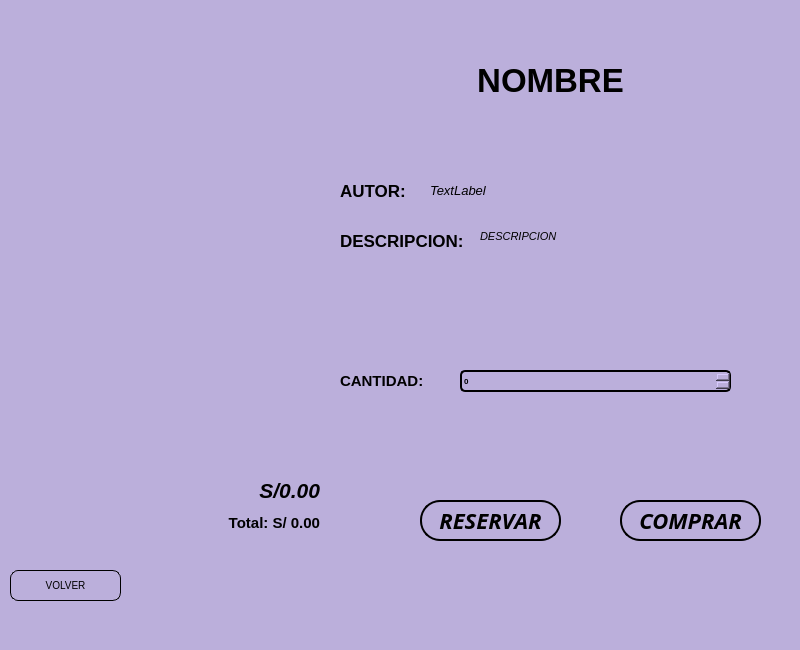
This is BIBLIOTECA_PROY/assets/menu_com-res.ui in mixano611/PROYECTO_PRG_POO_PY as Qt 5 draws it before an edit. The edited form follows.
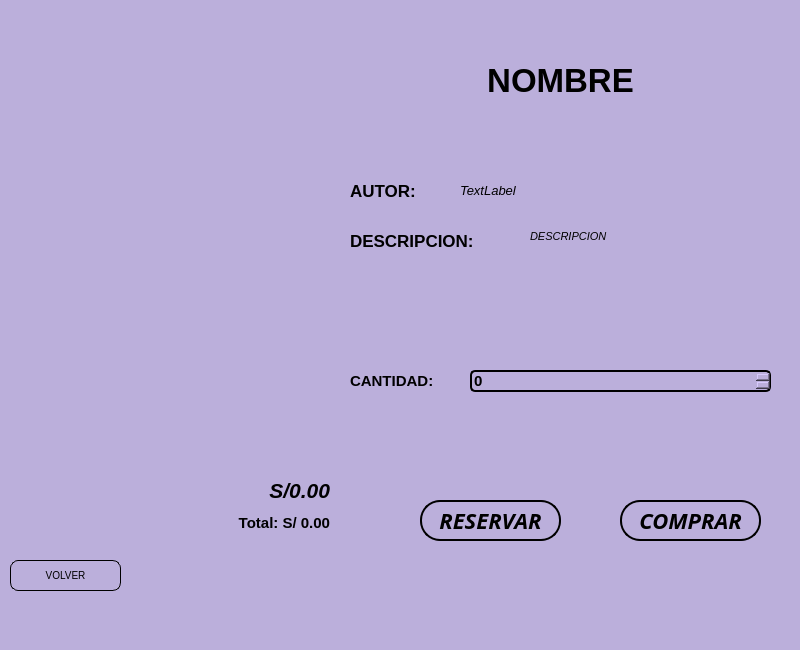
This is the edited form.

The edit to the form file:
```diff
--- a/BIBLIOTECA_PROY/assets/menu_com-res.ui
+++ b/BIBLIOTECA_PROY/assets/menu_com-res.ui
@@ -20,9 +20,9 @@
    <widget class="QLabel" name="LblFoto">
     <property name="geometry">
      <rect>
-      <x>0</x>
+      <x>30</x>
       <y>0</y>
-      <width>321</width>
+      <width>301</width>
       <height>461</height>
      </rect>
     </property>
@@ -114,7 +114,7 @@
    <widget class="QLabel" name="LblTitulo">
     <property name="geometry">
      <rect>
-      <x>320</x>
+      <x>330</x>
       <y>50</y>
       <width>461</width>
       <height>61</height>
@@ -140,9 +140,9 @@
    <widget class="QLabel" name="LblAutor">
     <property name="geometry">
      <rect>
-      <x>430</x>
+      <x>460</x>
       <y>180</y>
-      <width>341</width>
+      <width>321</width>
       <height>21</height>
      </rect>
     </property>
@@ -162,9 +162,9 @@
    <widget class="QLabel" name="label_7">
     <property name="geometry">
      <rect>
-      <x>340</x>
+      <x>350</x>
       <y>170</y>
-      <width>71</width>
+      <width>91</width>
       <height>41</height>
      </rect>
     </property>
@@ -182,7 +182,7 @@
    <widget class="QLabel" name="LblPrecio">
     <property name="geometry">
      <rect>
-      <x>29</x>
+      <x>39</x>
       <y>475</y>
       <width>291</width>
       <height>30</height>
@@ -209,7 +209,7 @@
    <widget class="QLabel" name="LblTotal">
     <property name="geometry">
      <rect>
-      <x>19</x>
+      <x>29</x>
       <y>510</y>
       <width>301</width>
       <height>25</height>
@@ -233,7 +233,7 @@
     <property name="geometry">
      <rect>
       <x>10</x>
-      <y>570</y>
+      <y>560</y>
       <width>111</width>
       <height>31</height>
      </rect>
@@ -262,9 +262,9 @@
    <widget class="QLabel" name="label_10">
     <property name="geometry">
      <rect>
-      <x>340</x>
+      <x>350</x>
       <y>360</y>
-      <width>91</width>
+      <width>111</width>
       <height>41</height>
      </rect>
     </property>
@@ -282,9 +282,9 @@
    <widget class="QSpinBox" name="spinBox">
     <property name="geometry">
      <rect>
-      <x>460</x>
+      <x>470</x>
       <y>370</y>
-      <width>271</width>
+      <width>301</width>
       <height>22</height>
      </rect>
     </property>
@@ -301,7 +301,7 @@
 	border-radius: 5px;
 	background-color: #BBAFDB;
 	color: black;
-	font-size: 8px;
+	font-size: 15px;
 	cursor: pointer;
   	transition: transform 0.2s ease, background-color 0.2s ease;
 }
@@ -319,9 +319,9 @@
    <widget class="QLabel" name="LblDescripcion">
     <property name="geometry">
      <rect>
-      <x>480</x>
+      <x>530</x>
       <y>230</y>
-      <width>241</width>
+      <width>251</width>
       <height>101</height>
      </rect>
     </property>
@@ -346,9 +346,9 @@
    <widget class="QLabel" name="label_8">
     <property name="geometry">
      <rect>
-      <x>340</x>
+      <x>350</x>
       <y>230</y>
-      <width>131</width>
+      <width>171</width>
       <height>21</height>
      </rect>
     </property>
```
Left out of the diff: 10 changed lines with no effect on the pictures.
